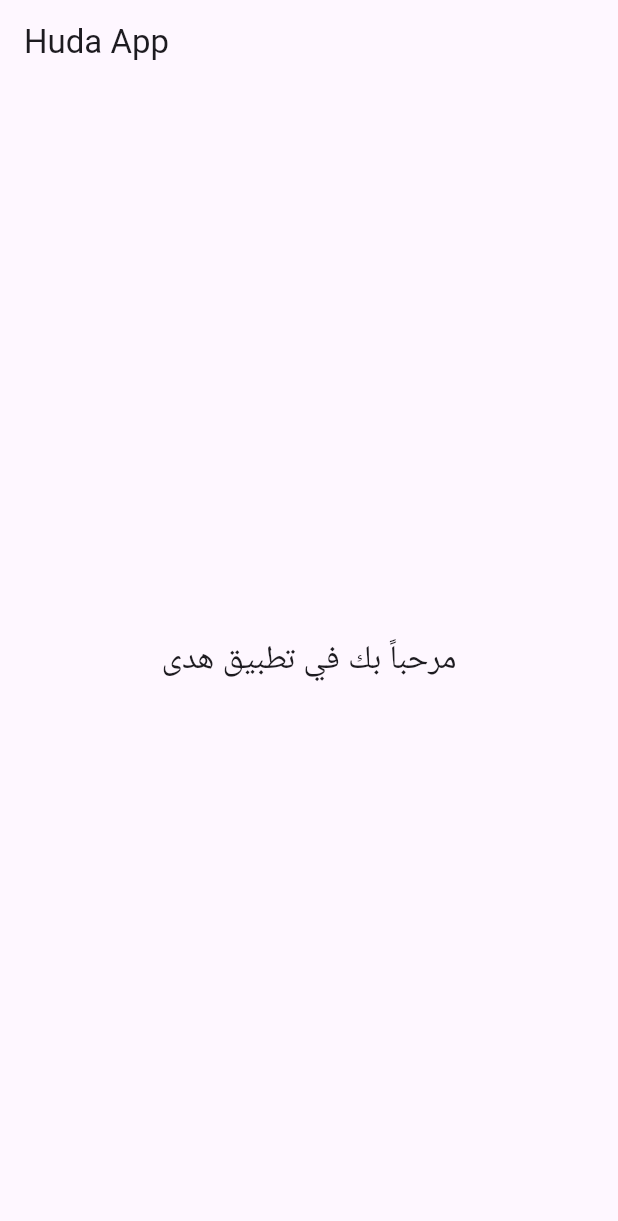
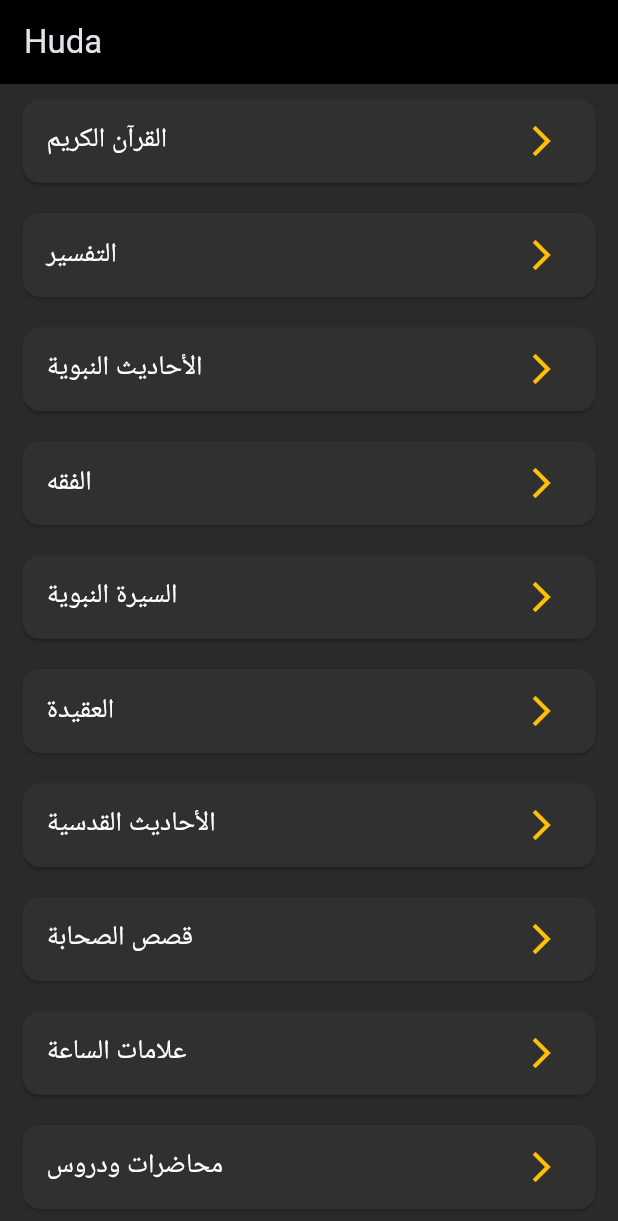
Before and after one commit to hanysestm68-alt/huda_app, a Flutter app: the screen it shows after launch, on a phone screen of 412 x 824 dp. Shown: the top 1221 px of the screen. Run offline on Flutter 3.47's test engine with Material 3 defaults, Android fonts, the phone set to English and light mode, and no system bars.

Commit message:
Refactor main.dart to use HomePage widget

```diff
--- a/lib/main.dart
+++ b/lib/main.dart
@@ -11,16 +11,54 @@ class HudaApp extends StatelessWidget {
   Widget build(BuildContext context) {
     return MaterialApp(
       debugShowCheckedModeBanner: false,
-      home: Scaffold(
-        appBar: AppBar(
-          title: const Text("Huda App"),
+      title: "Huda App",
+      theme: ThemeData(
+        brightness: Brightness.dark,
+        primaryColor: Colors.amber,
+        scaffoldBackgroundColor: Color(0xFF2A2A2A),
+      ),
+      home: const HomePage(),
+    );
+  }
+}
+
+class HomePage extends StatelessWidget {
+  const HomePage({super.key});
+
+  @override
+  Widget build(BuildContext context) {
+    return Scaffold(
+      appBar: AppBar(
+        title: const Text("Huda"),
+        backgroundColor: Colors.black,
+      ),
+      body: ListView(
+        children: [
+          menuItem("القرآن الكريم"),
+          menuItem("التفسير"),
+          menuItem("الأحاديث النبوية"),
+          menuItem("الفقه"),
+          menuItem("السيرة النبوية"),
+          menuItem("العقيدة"),
+          menuItem("الأحاديث القدسية"),
+          menuItem("قصص الصحابة"),
+          menuItem("علامات الساعة"),
+          menuItem("محاضرات ودروس"),
+        ],
+      ),
+    );
+  }
+
+  Widget menuItem(String title) {
+    return Card(
+      color: Colors.grey[850],
+      margin: const EdgeInsets.symmetric(horizontal: 15, vertical: 10),
+      child: ListTile(
+        title: Text(
+          title,
+          style: const TextStyle(color: Colors.white, fontSize: 18),
         ),
-        body: const Center(
-          child: Text(
-            "مرحباً بك في تطبيق هدى",
-            style: TextStyle(fontSize: 22),
-          ),
-        ),
+        trailing: const Icon(Icons.arrow_forward_ios, color: Colors.amber),
       ),
     );
   }
```
